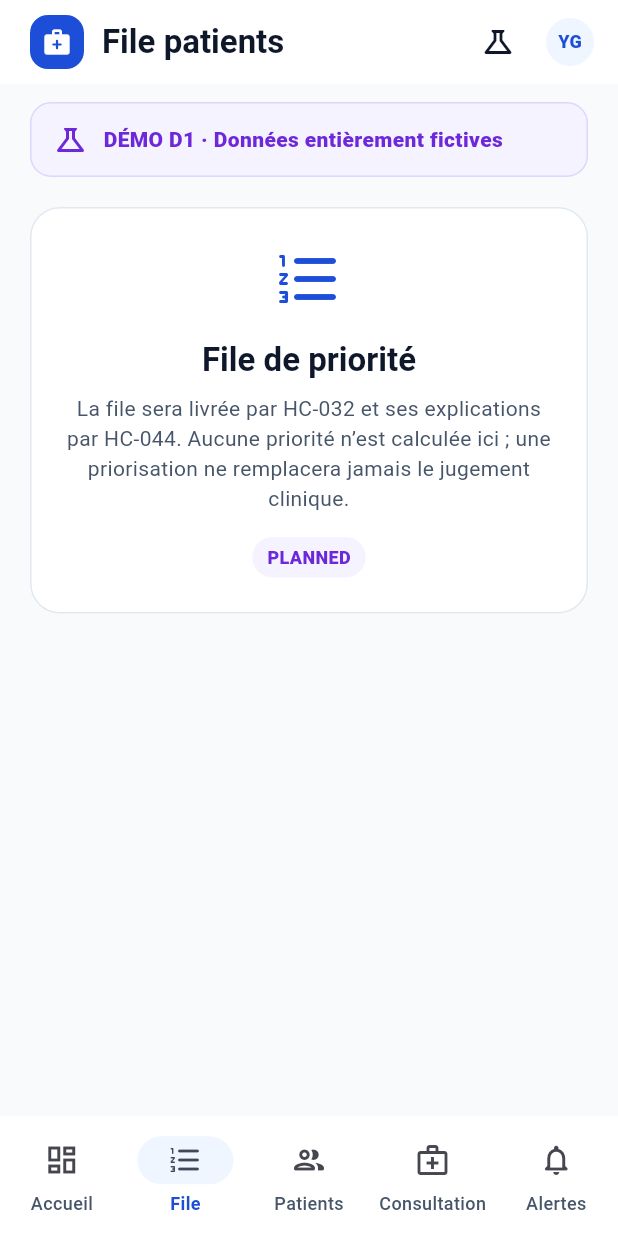
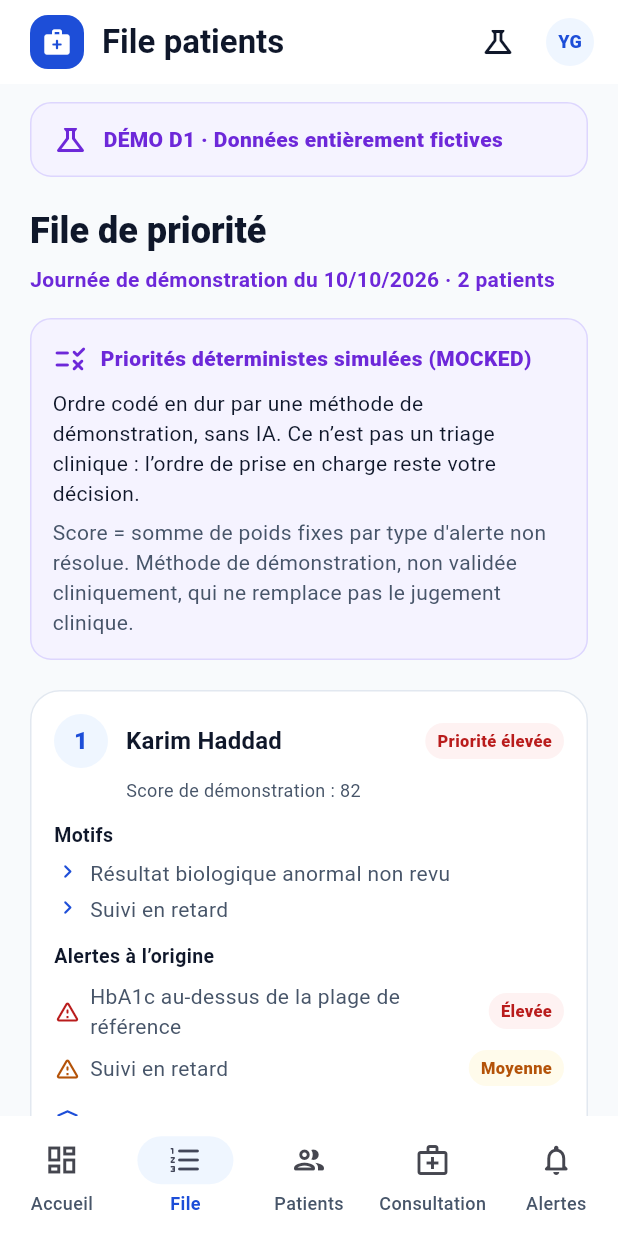
Before and after one commit to Medmas07/Medos, a Flutter app: the screen it shows after launch, item 2 of the bottom bar chosen, on a phone screen of 412 x 824 dp. Run offline on Flutter 3.47's test engine with Material 3 defaults, Android fonts, the phone set to English and light mode, and no system bars.

Commit message:
feat(clinician): add D1 priority patient queue (HC-032)
Replace the File tab placeholder with clin-x's fictional priority queue
on the demo day, in rank order: each entry shows the patient, its
hard-coded priority, its fixed-weight demonstration score, its visible
reasons, the fixture alerts behind it with their severity, and the
expiry of the patient's active access grant. A notice labels the order a
deterministic simulated method (MOCKED), hard-coded and without AI, not
clinical triage; the per-priority explanation stays PLANNED (HC-044).

The app displays the fixture's ranking and computes nothing. A test
checks the entries against demo-data, unique ranks, an active grant for
every queued patient, and alerts belonging to that patient. Severity,
date, and tag helpers move to clinician_labels.dart, shared with the
dashboard. Status updated in the component README, architecture, and
CURRENT_STATUS.

Co-Authored-By: Claude Opus 5.5 <noreply@anthropic.com>

```diff
--- a/apps/mobile/clinician/lib/demo/canonical_clinician.dart
+++ b/apps/mobile/clinician/lib/demo/canonical_clinician.dart
@@ -197,14 +197,20 @@ class CanonicalQueueEntry {
     required this.patientId,
     required this.rank,
     required this.priority,
+    required this.score,
     required this.reasons,
+    required this.alertIds,
   });
 
   final String id;
   final String patientId;
   final int rank;
   final String priority;
+
+  /// Fixed-weight demonstration score; not a clinical measure.
+  final int score;
   final List<String> reasons;
+  final List<String> alertIds;
 }
 
 const demoPriorityQueue = <CanonicalQueueEntry>[
@@ -213,6 +219,8 @@ const demoPriorityQueue = <CanonicalQueueEntry>[
     patientId: 'pat-b',
     rank: 1,
     priority: 'high',
+    score: 82,
+    alertIds: ['alert-b-hba1c', 'alert-b-followup'],
     reasons: ['Résultat biologique anormal non revu', 'Suivi en retard'],
   ),
   CanonicalQueueEntry(
@@ -220,6 +228,8 @@ const demoPriorityQueue = <CanonicalQueueEntry>[
     patientId: 'pat-a',
     rank: 2,
     priority: 'medium',
+    score: 55,
+    alertIds: ['alert-a-external'],
     reasons: [
       'Nouvelle consultation externe',
       'Traitement anticoagulant actif',
@@ -230,3 +240,14 @@ const demoPriorityQueue = <CanonicalQueueEntry>[
 /// `priorityMethod.description` in `demo-data/clinician.json`.
 const demoPriorityMethodDescription =
     "Score = somme de poids fixes par type d'alerte non résolue. Méthode de démonstration, non validée cliniquement, qui ne remplace pas le jugement clinique.";
+
+CanonicalAlert demoAlertById(String alertId) =>
+    demoAlerts.firstWhere((alert) => alert.id == alertId);
+
+/// The patient's access grant active on [date], if any.
+CanonicalAccessGrant? demoActiveGrantFor(String patientId, String date) {
+  for (final grant in demoAccessGrants) {
+    if (grant.patientId == patientId && grant.isActiveOn(date)) return grant;
+  }
+  return null;
+}
--- a/apps/mobile/clinician/lib/presentation/clinician_dashboard.dart
+++ b/apps/mobile/clinician/lib/presentation/clinician_dashboard.dart
@@ -2,6 +2,7 @@ import 'package:flutter/material.dart';
 
 import '../demo/canonical_clinician.dart';
 import 'clinician_destination.dart';
+import 'clinician_labels.dart';
 import 'clinician_theme.dart';
 
 /// Clinician dashboard (HC-031, D1): a read-only summary of the fictional
@@ -51,7 +52,7 @@ class ClinicianDashboard extends StatelessWidget {
         ),
         const SizedBox(height: 4),
         Text(
-          'Journée de démonstration du ${_formatDate(demoReferenceDate)}',
+          'Journée de démonstration du ${formatDemoDate(demoReferenceDate)}',
           style: const TextStyle(
             color: ClinicianColors.demo,
             fontWeight: FontWeight.w600,
@@ -145,9 +146,6 @@ int _severityRank(String severity) => switch (severity) {
   'low' => 2,
   _ => 3,
 };
-
-String _formatDate(String isoDate) =>
-    '${isoDate.substring(8, 10)}/${isoDate.substring(5, 7)}/${isoDate.substring(0, 4)}';
 
 class _BoundaryNote extends StatelessWidget {
   const _BoundaryNote();
@@ -279,7 +277,7 @@ class _AppointmentTile extends StatelessWidget {
             style: Theme.of(context).textTheme.titleMedium,
           ),
           subtitle: Text(appointment.reason),
-          trailing: const _Tag(
+          trailing: const LabelTag(
             label: 'Programmé',
             color: ClinicianColors.brand,
             background: ClinicianColors.brandSoft,
@@ -297,7 +295,7 @@ class _AlertTile extends StatelessWidget {
 
   @override
   Widget build(BuildContext context) {
-    final (label, color, background) = _severityStyle(alert.severity);
+    final (label, color, background) = severityStyle(alert.severity);
     return Padding(
       padding: const EdgeInsets.only(bottom: 10),
       child: Card(
@@ -312,20 +310,18 @@ class _AlertTile extends StatelessWidget {
             style: Theme.of(context).textTheme.titleMedium,
           ),
           subtitle: Text(
-            '${demoPatientName(alert.patientId)} · ${_formatDate(alert.createdAt.substring(0, 10))}',
+            '${demoPatientName(alert.patientId)} · ${formatDemoDate(alert.createdAt.substring(0, 10))}',
           ),
-          trailing: _Tag(label: label, color: color, background: background),
+          trailing: LabelTag(
+            label: label,
+            color: color,
+            background: background,
+          ),
         ),
       ),
     );
   }
 }
-
-(String, Color, Color) _severityStyle(String severity) => switch (severity) {
-  'high' => ('Élevée', ClinicianColors.danger, const Color(0xFFFEF2F2)),
-  'medium' => ('Moyenne', const Color(0xFFB45309), const Color(0xFFFFFBEB)),
-  _ => ('Faible', ClinicianColors.muted, const Color(0xFFF1F5F9)),
-};
 
 class _QueueTile extends StatelessWidget {
   const _QueueTile({required this.entry});
@@ -334,7 +330,7 @@ class _QueueTile extends StatelessWidget {
 
   @override
   Widget build(BuildContext context) {
-    final (label, color, background) = _severityStyle(entry.priority);
+    final (label, color, background) = severityStyle(entry.priority);
     return Padding(
       padding: const EdgeInsets.only(bottom: 10),
       child: Card(
@@ -357,7 +353,7 @@ class _QueueTile extends StatelessWidget {
             style: Theme.of(context).textTheme.titleMedium,
           ),
           subtitle: Text(entry.reasons.join(' · ')),
-          trailing: _Tag(
+          trailing: LabelTag(
             label: 'Priorité ${label.toLowerCase()}',
             color: color,
             background: background,
@@ -401,34 +397,3 @@ class _Footnote extends StatelessWidget {
     );
   }
 }
-
-class _Tag extends StatelessWidget {
-  const _Tag({
-    required this.label,
-    required this.color,
-    required this.background,
-  });
-
-  final String label;
-  final Color color;
-  final Color background;
-
-  @override
-  Widget build(BuildContext context) {
-    return Container(
-      padding: const EdgeInsets.symmetric(horizontal: 8, vertical: 4),
-      decoration: BoxDecoration(
-        color: background,
-        borderRadius: BorderRadius.circular(999),
-      ),
-      child: Text(
-        label,
-        style: TextStyle(
-          color: color,
-          fontSize: 11,
-          fontWeight: FontWeight.w800,
-        ),
-      ),
-    );
-  }
-}
--- /dev/null
+++ b/apps/mobile/clinician/lib/presentation/clinician_labels.dart
@@ -0,0 +1,47 @@
+import 'package:flutter/material.dart';
+
+import 'clinician_theme.dart';
+
+/// Formats a fixture's `YYYY-MM-DD` date as `DD/MM/YYYY`.
+String formatDemoDate(String isoDate) =>
+    '${isoDate.substring(8, 10)}/${isoDate.substring(5, 7)}/${isoDate.substring(0, 4)}';
+
+/// French label and colors for a fixture's `high` / `medium` / `low` value,
+/// shared by alert severity and queue priority.
+(String, Color, Color) severityStyle(String severity) => switch (severity) {
+  'high' => ('Élevée', ClinicianColors.danger, const Color(0xFFFEF2F2)),
+  'medium' => ('Moyenne', const Color(0xFFB45309), const Color(0xFFFFFBEB)),
+  _ => ('Faible', ClinicianColors.muted, const Color(0xFFF1F5F9)),
+};
+
+class LabelTag extends StatelessWidget {
+  const LabelTag({
+    super.key,
+    required this.label,
+    required this.color,
+    required this.background,
+  });
+
+  final String label;
+  final Color color;
+  final Color background;
+
+  @override
+  Widget build(BuildContext context) {
+    return Container(
+      padding: const EdgeInsets.symmetric(horizontal: 8, vertical: 4),
+      decoration: BoxDecoration(
+        color: background,
+        borderRadius: BorderRadius.circular(999),
+      ),
+      child: Text(
+        label,
+        style: TextStyle(
+          color: color,
+          fontSize: 11,
+          fontWeight: FontWeight.w800,
+        ),
+      ),
+    );
+  }
+}
--- a/apps/mobile/clinician/lib/presentation/clinician_shell.dart
+++ b/apps/mobile/clinician/lib/presentation/clinician_shell.dart
@@ -4,6 +4,7 @@ import '../demo/canonical_clinician.dart';
 import 'clinician_dashboard.dart';
 import 'clinician_destination.dart';
 import 'clinician_theme.dart';
+import 'priority_queue_view.dart';
 import 'recording_consent_view.dart';
 
 enum ShellDemoState { content, loading, empty, error }
@@ -204,12 +205,7 @@ class _ContentView extends StatelessWidget {
   Widget build(BuildContext context) {
     final content = switch (destination) {
       ClinicianDestination.home => ClinicianDashboard(onNavigate: onNavigate),
-      ClinicianDestination.queue => const _PlannedContent(
-        icon: Icons.format_list_numbered_rounded,
-        title: 'File de priorité',
-        message:
-            'La file sera livrée par HC-032 et ses explications par HC-044. Aucune priorité n’est calculée ici ; une priorisation ne remplacera jamais le jugement clinique.',
-      ),
+      ClinicianDestination.queue => const PriorityQueueView(),
       ClinicianDestination.patients => const _PlannedContent(
         icon: Icons.people_rounded,
         title: 'Patients autorisés',
--- /dev/null
+++ b/apps/mobile/clinician/lib/presentation/priority_queue_view.dart
@@ -0,0 +1,266 @@
+import 'package:flutter/material.dart';
+
+import '../demo/canonical_clinician.dart';
+import 'clinician_labels.dart';
+import 'clinician_theme.dart';
+
+/// Priority patient queue (HC-032, D1): `clin-x`'s fictional queue in rank
+/// order with hard-coded deterministic priorities and their visible reasons.
+/// The app displays the fixture's ranking; it computes, ranks, and triages
+/// nothing, and no AI is involved.
+class PriorityQueueView extends StatelessWidget {
+  const PriorityQueueView({super.key});
+
+  @override
+  Widget build(BuildContext context) {
+    final queue = [...demoPriorityQueue]
+      ..sort((a, b) => a.rank.compareTo(b.rank));
+
+    return Column(
+      crossAxisAlignment: CrossAxisAlignment.start,
+      children: [
+        Text(
+          'File de priorité',
+          style: Theme.of(context).textTheme.headlineSmall,
+        ),
+        const SizedBox(height: 6),
+        Text(
+          'Journée de démonstration du ${formatDemoDate(demoReferenceDate)} · ${queue.length} patients',
+          style: const TextStyle(
+            color: ClinicianColors.demo,
+            fontWeight: FontWeight.w600,
+          ),
+        ),
+        const SizedBox(height: 16),
+        const _MethodNotice(),
+        const SizedBox(height: 20),
+        if (queue.isEmpty)
+          const Card(
+            child: Padding(
+              padding: EdgeInsets.all(18),
+              child: Text(
+                'Aucun patient dans la file.',
+                textAlign: TextAlign.center,
+              ),
+            ),
+          )
+        else
+          for (final entry in queue) _QueueEntryCard(entry: entry),
+        const SizedBox(height: 4),
+        const _ExplanationPlanned(),
+      ],
+    );
+  }
+}
+
+class _MethodNotice extends StatelessWidget {
+  const _MethodNotice();
+
+  @override
+  Widget build(BuildContext context) {
+    return Container(
+      padding: const EdgeInsets.all(14),
+      decoration: BoxDecoration(
+        color: ClinicianColors.demoSoft,
+        borderRadius: BorderRadius.circular(14),
+        border: Border.all(color: const Color(0xFFDDD6FE)),
+      ),
+      child: const Column(
+        crossAxisAlignment: CrossAxisAlignment.start,
+        children: [
+          Row(
+            children: [
+              Icon(Icons.rule_rounded, color: ClinicianColors.demo),
+              SizedBox(width: 8),
+              Expanded(
+                child: Text(
+                  'Priorités déterministes simulées (MOCKED)',
+                  style: TextStyle(
+                    color: ClinicianColors.demo,
+                    fontWeight: FontWeight.w800,
+                  ),
+                ),
+              ),
+            ],
+          ),
+          SizedBox(height: 8),
+          Text(
+            'Ordre codé en dur par une méthode de démonstration, sans IA. Ce n’est pas un triage clinique : l’ordre de prise en charge reste votre décision.',
+            style: TextStyle(color: ClinicianColors.ink, height: 1.4),
+          ),
+          SizedBox(height: 6),
+          Text(demoPriorityMethodDescription),
+        ],
+      ),
+    );
+  }
+}
+
+class _QueueEntryCard extends StatelessWidget {
+  const _QueueEntryCard({required this.entry});
+
+  final CanonicalQueueEntry entry;
+
+  @override
+  Widget build(BuildContext context) {
+    final (label, color, background) = severityStyle(entry.priority);
+    final grant = demoActiveGrantFor(entry.patientId, demoReferenceDate);
+
+    return Padding(
+      key: ValueKey('queue-entry-${entry.id}'),
+      padding: const EdgeInsets.only(bottom: 12),
+      child: Card(
+        child: Padding(
+          padding: const EdgeInsets.all(16),
+          child: Column(
+            crossAxisAlignment: CrossAxisAlignment.start,
+            children: [
+              Row(
+                children: [
+                  CircleAvatar(
+                    radius: 18,
+                    backgroundColor: ClinicianColors.brandSoft,
+                    foregroundColor: ClinicianColors.brand,
+                    child: Text(
+                      '${entry.rank}',
+                      style: const TextStyle(fontWeight: FontWeight.w800),
+                    ),
+                  ),
+                  const SizedBox(width: 12),
+                  Expanded(
+                    child: Text(
+                      demoPatientName(entry.patientId),
+                      style: Theme.of(context).textTheme.titleMedium,
+                    ),
+                  ),
+                  LabelTag(
+                    label: 'Priorité ${label.toLowerCase()}',
+                    color: color,
+                    background: background,
+                  ),
+                ],
+              ),
+              const SizedBox(height: 6),
+              Padding(
+                padding: const EdgeInsets.only(left: 48),
+                child: Text(
+                  'Score de démonstration : ${entry.score}',
+                  style: const TextStyle(
+                    color: ClinicianColors.muted,
+                    fontSize: 12,
+                  ),
+                ),
+              ),
+              const SizedBox(height: 12),
+              const _SubHeading('Motifs'),
+              for (final reason in entry.reasons)
+                _Bullet(icon: Icons.chevron_right_rounded, text: reason),
+              const SizedBox(height: 10),
+              const _SubHeading('Alertes à l’origine'),
+              for (final alertId in entry.alertIds)
+                _LinkedAlert(alert: demoAlertById(alertId)),
+              const SizedBox(height: 10),
+              _Bullet(
+                icon: Icons.verified_user_outlined,
+                text: grant == null
+                    ? 'Aucun accès actif ce jour'
+                    : 'Accès autorisé jusqu’au ${formatDemoDate(grant.expiresAt.substring(0, 10))}',
+              ),
+            ],
+          ),
+        ),
+      ),
+    );
+  }
+}
+
+class _SubHeading extends StatelessWidget {
+  const _SubHeading(this.text);
+
+  final String text;
+
+  @override
+  Widget build(BuildContext context) {
+    return Padding(
+      padding: const EdgeInsets.only(bottom: 4),
+      child: Text(
+        text,
+        style: const TextStyle(
+          color: ClinicianColors.ink,
+          fontSize: 13,
+          fontWeight: FontWeight.w700,
+        ),
+      ),
+    );
+  }
+}
+
+class _Bullet extends StatelessWidget {
+  const _Bullet({required this.icon, required this.text});
+
+  final IconData icon;
+  final String text;
+
+  @override
+  Widget build(BuildContext context) {
+    return Padding(
+      padding: const EdgeInsets.symmetric(vertical: 2),
+      child: Row(
+        crossAxisAlignment: CrossAxisAlignment.start,
+        children: [
+          Icon(icon, size: 18, color: ClinicianColors.brand),
+          const SizedBox(width: 6),
+          Expanded(child: Text(text)),
+        ],
+      ),
+    );
+  }
+}
+
+class _LinkedAlert extends StatelessWidget {
+  const _LinkedAlert({required this.alert});
+
+  final CanonicalAlert alert;
+
+  @override
+  Widget build(BuildContext context) {
+    final (label, color, background) = severityStyle(alert.severity);
+    return Padding(
+      padding: const EdgeInsets.symmetric(vertical: 3),
+      child: Row(
+        children: [
+          Icon(Icons.warning_amber_rounded, size: 18, color: color),
+          const SizedBox(width: 6),
+          Expanded(child: Text(alert.title)),
+          const SizedBox(width: 8),
+          LabelTag(label: label, color: color, background: background),
+        ],
+      ),
+    );
+  }
+}
+
+class _ExplanationPlanned extends StatelessWidget {
+  const _ExplanationPlanned();
+
+  @override
+  Widget build(BuildContext context) {
+    return Row(
+      crossAxisAlignment: CrossAxisAlignment.start,
+      children: [
+        const Expanded(
+          child: Text(
+            'L’explication détaillée de chaque priorité sera livrée par HC-044.',
+            style: TextStyle(color: ClinicianColors.muted, fontSize: 12),
+          ),
+        ),
+        const SizedBox(width: 8),
+        LabelTag(
+          label: 'PLANNED',
+          color: ClinicianColors.demo,
+          background: ClinicianColors.demoSoft,
+        ),
+      ],
+    );
+  }
+}
```
Also changed, not shown: 5 other files.
